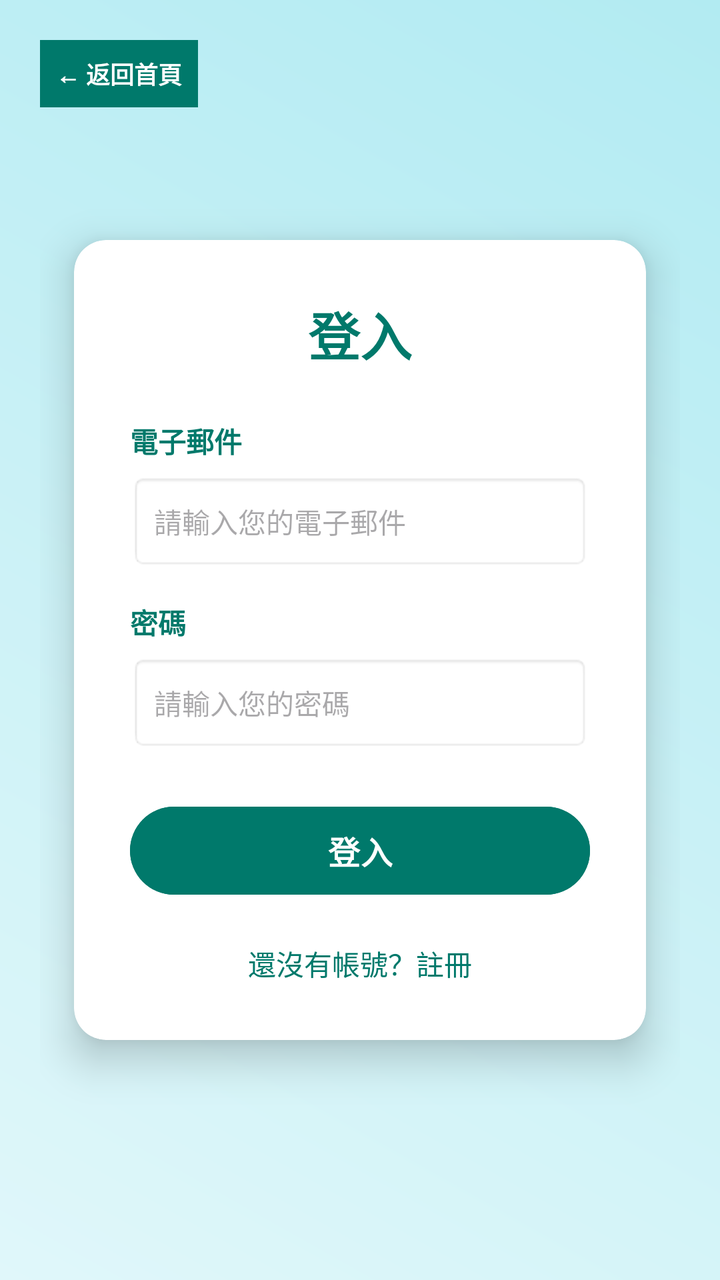
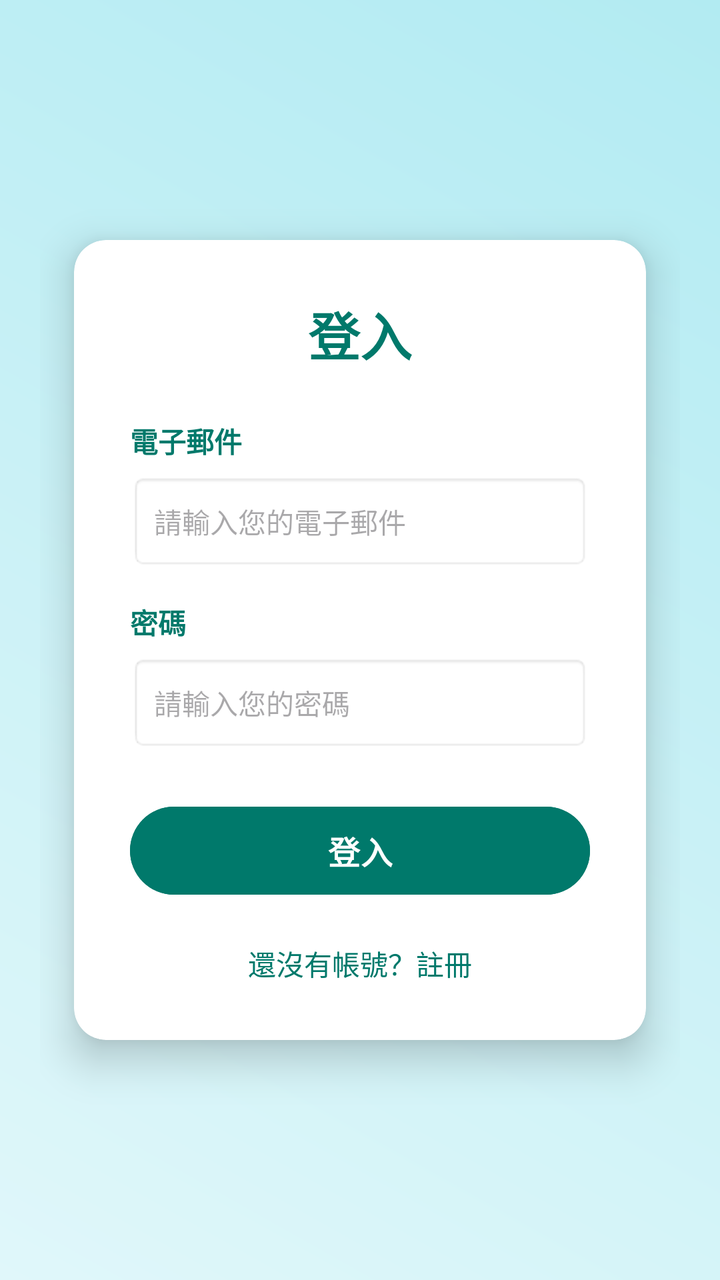

An Android layout rendered at two revisions. The XML below is the earlier revision; the diff shows what the commit changed to produce the second picture.
<!-- AndroidManifest.xml: application theme Theme.Topics -->
<!-- res/layout/activity_login.xml -->
<?xml version="1.0" encoding="utf-8"?>
<RelativeLayout
    xmlns:android="http://schemas.android.com/apk/res/android"
    xmlns:app="http://schemas.android.com/apk/res-auto"
    android:layout_width="match_parent"
    android:layout_height="match_parent"
    android:background="@drawable/bg_gradient"
    android:padding="20dp">

    <LinearLayout
        android:id="@+id/layout_back_login"
        android:layout_width="wrap_content"
        android:layout_height="wrap_content"
        android:layout_alignParentStart="true"
        android:layout_alignParentTop="true"
        android:background="@color/primary_green"
        android:orientation="horizontal"
        android:padding="8dp">

        <TextView
            android:layout_width="wrap_content"
            android:layout_height="wrap_content"
            android:text="← 返回首頁"
            android:textColor="@android:color/white"
            android:textSize="12sp"
            android:textStyle="bold" />
    </LinearLayout>

    <androidx.cardview.widget.CardView
        android:layout_width="match_parent"
        android:layout_height="wrap_content"
        android:layout_centerInParent="true"
        app:cardCornerRadius="16dp"
        app:cardElevation="12dp"
        app:cardUseCompatPadding="true">

        <LinearLayout
            android:layout_width="match_parent"
            android:layout_height="wrap_content"
            android:orientation="vertical"
            android:padding="28dp">

            <TextView
                android:layout_width="match_parent"
                android:layout_height="wrap_content"
                android:layout_marginBottom="24dp"
                android:gravity="center"
                android:text="登入"
                android:textColor="@color/primary_green"
                android:textSize="26sp"
                android:textStyle="bold" />

            <TextView
                android:layout_width="wrap_content"
                android:layout_height="wrap_content"
                android:text="電子郵件"
                android:textColor="@color/primary_green"
                android:textStyle="bold" />

            <EditText
                android:id="@+id/login_email"
                android:layout_width="match_parent"
                android:layout_height="48dp"
                android:layout_marginTop="6dp"
                android:layout_marginBottom="16dp"
                android:background="@android:drawable/editbox_background_normal"
                android:hint="請輸入您的電子郵件"
                android:inputType="textEmailAddress"
                android:paddingStart="12dp"
                android:textSize="14sp" />

            <TextView
                android:layout_width="wrap_content"
                android:layout_height="wrap_content"
                android:text="密碼"
                android:textColor="@color/primary_green"
                android:textStyle="bold" />

            <EditText
                android:id="@+id/login_password"
                android:layout_width="match_parent"
                android:layout_height="48dp"
                android:layout_marginTop="6dp"
                android:layout_marginBottom="24dp"
                android:background="@android:drawable/editbox_background_normal"
                android:hint="請輸入您的密碼"
                android:inputType="textPassword"
                android:paddingStart="12dp"
                android:textSize="14sp" />

            <Button
                android:id="@+id/btn_login_submit"
                android:layout_width="match_parent"
                android:layout_height="52dp"
                android:backgroundTint="@color/primary_green"
                android:text="登入"
                android:textColor="@android:color/white"
                android:textSize="16sp"
                android:textStyle="bold" />

            <TextView
                android:id="@+id/tv_go_register"
                android:layout_width="wrap_content"
                android:layout_height="wrap_content"
                android:layout_gravity="center"
                android:layout_marginTop="20dp"
                android:text="還沒有帳號？註冊"
                android:textColor="@color/primary_green"
                android:textSize="14sp"
                android:clickable="true"
                android:focusable="true" />

        </LinearLayout>
    </androidx.cardview.widget.CardView>
</RelativeLayout>
<!-- resources referenced by this layout -->
<resources>
  <color name="primary_green">#00796B</color>
  <!-- drawable bg_gradient (drawable) -->
  <shape xmlns:android="http://schemas.android.com/apk/res/android">
      <gradient
          android:startColor="@color/bg_gradient_start"
          android:endColor="@color/bg_gradient_end"
          android:angle="45" />
  </shape>
  <style name="Theme.Topics" parent="Base.Theme.Topics" />
  <color name="bg_gradient_start">#E0F7FA</color>
  <color name="bg_gradient_end">#B2EBF2</color>
  <style name="Base.Theme.Topics" parent="Theme.Material3.DayNight.NoActionBar">
          
          
      </style>
</resources>

<!-- the commit's change to res/layout/activity_login.xml (unified diff, before → after) -->
@@ -7,24 +7,7 @@
     android:background="@drawable/bg_gradient"
     android:padding="20dp">
 
-    <LinearLayout
-        android:id="@+id/layout_back_login"
-        android:layout_width="wrap_content"
-        android:layout_height="wrap_content"
-        android:layout_alignParentStart="true"
-        android:layout_alignParentTop="true"
-        android:background="@color/primary_green"
-        android:orientation="horizontal"
-        android:padding="8dp">
 
-        <TextView
-            android:layout_width="wrap_content"
-            android:layout_height="wrap_content"
-            android:text="← 返回首頁"
-            android:textColor="@android:color/white"
-            android:textSize="12sp"
-            android:textStyle="bold" />
-    </LinearLayout>
 
     <androidx.cardview.widget.CardView
         android:layout_width="match_parent"
